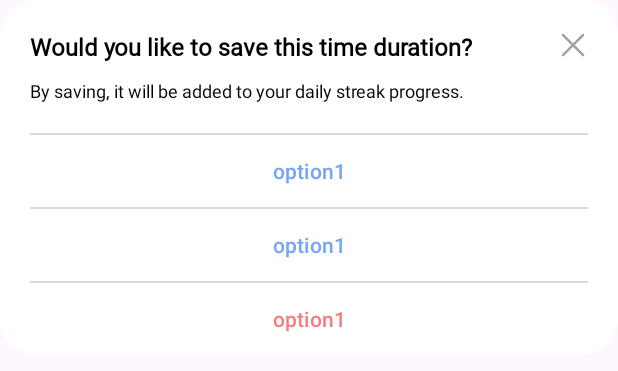
After one commit to pedfu/DayStreak, an Android app: the layout dialog_confirm_advanced.xml on its own in the app's theme, with its tools: preview values and no code run, on a phone screen of 412 x 824 dp. The commit adds this screen. Shown: the top 371 px of the screen. Run offline under Robolectric (Android 15) with nearby library versions, the phone set to English and light mode, and no system bars.

Commit message:
feat: Add modal with 3 options to delete or hide streak

```diff
--- /dev/null
+++ b/app/src/main/res/layout/dialog_confirm_advanced.xml
@@ -0,0 +1,90 @@
+<?xml version="1.0" encoding="utf-8"?>
+<androidx.constraintlayout.widget.ConstraintLayout xmlns:android="http://schemas.android.com/apk/res/android"
+    xmlns:app="http://schemas.android.com/apk/res-auto"
+    android:layout_width="match_parent"
+    android:layout_height="wrap_content"
+    android:maxHeight="500dp"
+    android:paddingHorizontal="20dp"
+    android:paddingTop="20dp"
+    android:background="@drawable/background_rounded_md_white">
+
+    <TextView
+        android:id="@+id/textViewTitle"
+        style="@style/SemiboldText"
+        android:layout_width="match_parent"
+        android:layout_height="wrap_content"
+        android:textColor="@color/black"
+        android:paddingRight="30dp"
+        android:text="Would you like to save this time duration?"
+        android:textSize="16sp"
+        app:layout_constraintStart_toStartOf="parent"
+        app:layout_constraintTop_toTopOf="parent" />
+
+    <ImageButton
+        android:id="@+id/buttonClose"
+        android:layout_width="wrap_content"
+        android:layout_height="wrap_content"
+        android:background="@color/transparent"
+        android:src="@drawable/ic_close_gray"
+        app:layout_constraintEnd_toEndOf="parent"
+        app:layout_constraintTop_toTopOf="parent" />
+
+    <TextView
+        android:id="@+id/textViewMessage"
+        android:layout_width="match_parent"
+        android:layout_height="wrap_content"
+        android:layout_marginTop="10dp"
+        android:textColor="@color/black"
+        android:text="By saving, it will be added to your daily streak progress."
+        android:textSize="12sp"
+        app:layout_constraintStart_toStartOf="parent"
+        app:layout_constraintTop_toBottomOf="@+id/textViewTitle" />
+
+    <LinearLayout
+        android:layout_width="match_parent"
+        android:layout_height="wrap_content"
+        android:orientation="vertical"
+        android:layout_marginTop="20dp"
+        app:layout_constraintTop_toBottomOf="@id/textViewMessage">
+
+        <View
+            android:layout_width="match_parent"
+            android:layout_height="1dp"
+            android:background="@color/gray_light"/>
+        <com.google.android.material.button.MaterialButton
+            android:id="@+id/buttonFirstOption"
+            android:layout_width="match_parent"
+            android:layout_height="wrap_content"
+            android:textColor="@color/blue_font"
+            android:text="option1"
+            android:background="@color/transparent"
+            android:backgroundTint="@null" />
+
+        <View
+            android:layout_width="match_parent"
+            android:layout_height="1dp"
+            android:background="@color/gray_light"/>
+        <com.google.android.material.button.MaterialButton
+            android:id="@+id/buttonSecondOption"
+            android:layout_width="match_parent"
+            android:layout_height="wrap_content"
+            android:textColor="@color/blue_font"
+            android:text="option1"
+            android:background="@color/transparent"
+            android:backgroundTint="@null" />
+
+        <View
+            android:layout_width="match_parent"
+            android:layout_height="1dp"
+            android:background="@color/gray_light"/>
+        <com.google.android.material.button.MaterialButton
+            android:id="@+id/buttonThirdOption"
+            android:layout_width="match_parent"
+            android:layout_height="wrap_content"
+            android:textColor="@color/red_font"
+            android:text="option1"
+            android:background="@color/transparent"
+            android:backgroundTint="@null" />
+    </LinearLayout>
+
+</androidx.constraintlayout.widget.ConstraintLayout>
--- a/app/src/main/res/values/colors.xml
+++ b/app/src/main/res/values/colors.xml
@@ -9,4 +9,6 @@
     <color name="gray_line">#99C8C8C8</color>
     <color name="white_semitransparent">#99FFFFFF</color>
     <color name="transparent">#00FFFFFF</color>
+    <color name="blue_font">#74A5F8</color>
+    <color name="red_font">#F67C7D</color>
 </resources>
```
Also changed, not shown: app/src/main/java/com/pedfu/daystreak/presentation/detail/StreakDetailFragment.kt (+25 -11 lines), app/src/main/java/com/pedfu/daystreak/presentation/utils/Modals.kt (+44 -0 lines), app/src/main/res/drawable/ic_delete_black.xml (added, +41 -0 lines), app/src/main/res/layout/fragment_streak_detail.xml (+14 -3 lines), app/src/main/res/values/strings.xml (+9 -0 lines).
